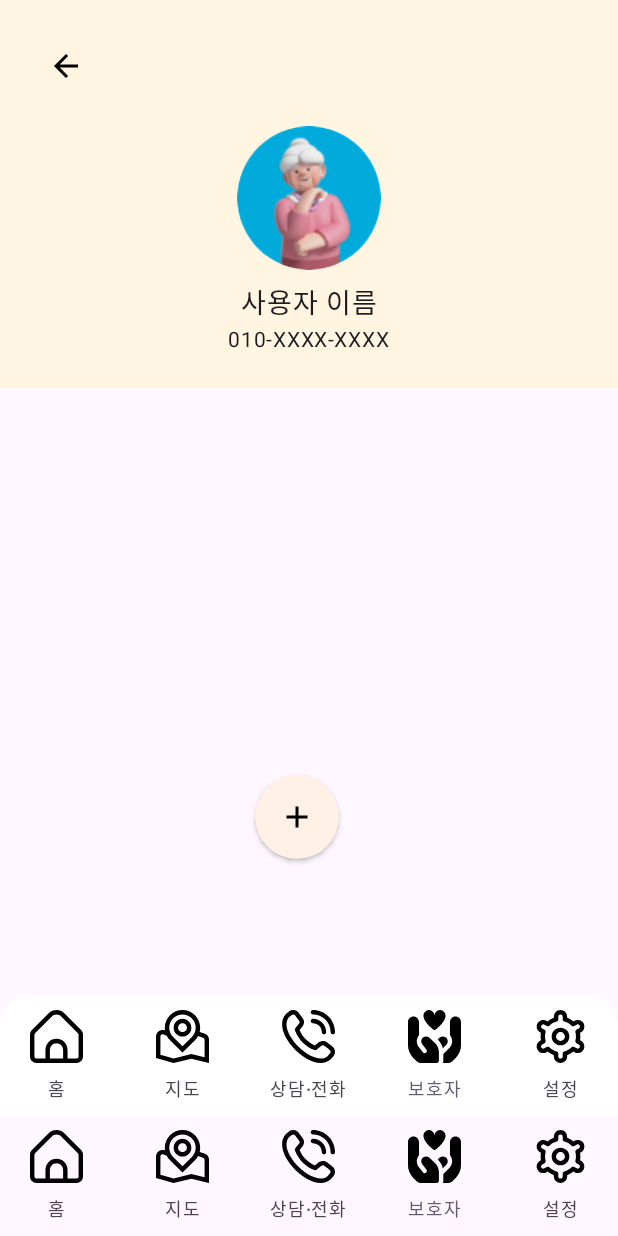
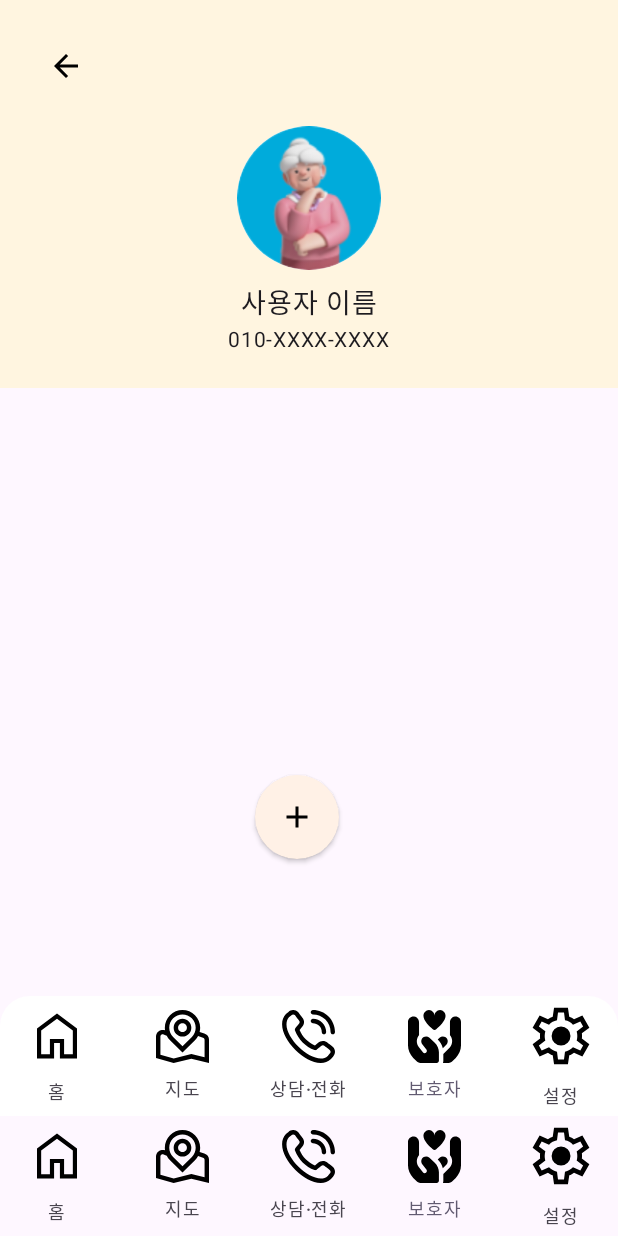
Before and after one commit to Mobile2-AlwaysBeWithYou/AlwaysBeWithyou, an Android app built with Jetpack Compose: the GuardianScreen screen opened through its navigation route, on a phone screen of 412 x 824 dp. Run offline under Robolectric (Android 15) with nearby library versions, the phone set to English and light mode, and no system bars; our stand-ins replace Firebase (no records; nobody signed in at launch, a user with empty details on screens opened directly), Timber.

Commit message:
nav-bar xml 파일 오류 수정

```diff
--- a/app/src/main/res/drawable/home.xml
+++ b/app/src/main/res/drawable/home.xml
@@ -1,9 +1,9 @@
 <vector xmlns:android="http://schemas.android.com/apk/res/android"
-    android:width="35dp"
-    android:height="35dp"
-    android:viewportWidth="24"
-    android:viewportHeight="24">
+    android:width="40dp"
+    android:height="40dp"
+    android:viewportWidth="960"
+    android:viewportHeight="960">
   <path
-      android:fillColor="#FF000000"
-      android:pathData="M23.121,9.069 L15.536,1.483a5.008,5.008 0,0 0,-7.072 0L0.879,9.069A2.978,2.978 0,0 0,0 11.19v9.817a3,3 0,0 0,3 3L21,24.007a3,3 0,0 0,3 -3L24,11.19A2.978,2.978 0,0 0,23.121 9.069ZM15,22.007L9,22.007L9,18.073a3,3 0,0 1,6 0ZM22,21.007a1,1 0,0 1,-1 1L17,22.007L17,18.073a5,5 0,0 0,-10 0v3.934L3,22.007a1,1 0,0 1,-1 -1L2,11.19a1.008,1.008 0,0 1,0.293 -0.707L9.878,2.9a3.008,3.008 0,0 1,4.244 0l7.585,7.586A1.008,1.008 0,0 1,22 11.19Z"/>
+      android:pathData="M226.67,773.33h140v-246.66h226.66v246.66h140v-380L480,203.33l-253.33,190v380ZM160,840v-480l320,-240 320,240v480L526.67,840v-246.67h-93.34L433.33,840L160,840ZM480,488Z"
+      android:fillColor="#000000"/>
 </vector>
--- a/app/src/main/res/drawable/home_selected.xml
+++ /dev/null
@@ -1,15 +0,0 @@
-<vector xmlns:android="http://schemas.android.com/apk/res/android"
-    android:width="35dp"
-    android:height="35dp"
-    android:viewportWidth="24"
-    android:viewportHeight="24">
-  <path
-      android:fillColor="#FF000000"
-      android:pathData="M256,319.84c-35.35,0 -64,28.65 -64,64v128h128v-128C320,348.49 291.35,319.84 256,319.84z"/>
-  <path
-      android:fillColor="#FF000000"
-      android:pathData="M362.67,383.84v128H448c35.35,0 64,-28.65 64,-64V253.26c0,-11.08 -4.3,-21.73 -12.01,-29.7l-181.29,-195.99c-31.99,-34.61 -85.98,-36.74 -120.59,-4.75c-1.64,1.52 -3.23,3.1 -4.75,4.75L12.4,223.5C4.45,231.5 -0,242.31 0,253.58v194.26c0,35.35 28.65,64 64,64h85.33v-128c0.4,-58.17 47.37,-105.68 104.07,-107.04C312.01,275.38 362.22,323.7 362.67,383.84z"/>
-  <path
-      android:fillColor="#FF000000"
-      android:pathData="M256,319.84c-35.35,0 -64,28.65 -64,64v128h128v-128C320,348.49 291.35,319.84 256,319.84z"/>
-</vector>
--- a/app/src/main/res/drawable/setting.xml
+++ b/app/src/main/res/drawable/setting.xml
@@ -1,12 +1,5 @@
-<vector xmlns:android="http://schemas.android.com/apk/res/android"
-    android:width="35dp"
-    android:height="35dp"
-    android:viewportWidth="24"
-    android:viewportHeight="24">
-  <path
-      android:fillColor="#FF000000"
-      android:pathData="M12,8a4,4 0,1 0,4 4A4,4 0,0 0,12 8ZM12,14a2,2 0,1 1,2 -2A2,2 0,0 1,12 14Z"/>
-  <path
-      android:fillColor="#FF000000"
-      android:pathData="M21.294,13.9l-0.444,-0.256a9.1,9.1 0,0 0,0 -3.29l0.444,-0.256a3,3 0,1 0,-3 -5.2l-0.445,0.257A8.977,8.977 0,0 0,15 3.513L15,3A3,3 0,0 0,9 3v0.513A8.977,8.977 0,0 0,6.152 5.159L5.705,4.9a3,3 0,0 0,-3 5.2l0.444,0.256a9.1,9.1 0,0 0,0 3.29l-0.444,0.256a3,3 0,1 0,3 5.2l0.445,-0.257A8.977,8.977 0,0 0,9 20.487L9,21a3,3 0,0 0,6 0v-0.513a8.977,8.977 0,0 0,2.848 -1.646l0.447,0.258a3,3 0,0 0,3 -5.2ZM18.746,10.124a7.048,7.048 0,0 1,0 3.75,1 1,0 0,0 0.464,1.133l1.084,0.626a1,1 0,0 1,-1 1.733l-1.086,-0.628a1,1 0,0 0,-1.215 0.165,6.984 6.984,0 0,1 -3.243,1.875 1,1 0,0 0,-0.751 0.969L12.999,21a1,1 0,0 1,-2 0L10.999,19.748a1,1 0,0 0,-0.751 -0.969A6.984,6.984 0,0 1,7.006 16.9a1,1 0,0 0,-1.215 -0.165l-1.084,0.627a1,1 0,1 1,-1 -1.732l1.084,-0.626a1,1 0,0 0,0.464 -1.133,7.048 7.048,0 0,1 0,-3.75A1,1 0,0 0,4.79 8.992L3.706,8.366a1,1 0,0 1,1 -1.733l1.086,0.628A1,1 0,0 0,7.006 7.1a6.984,6.984 0,0 1,3.243 -1.875A1,1 0,0 0,11 4.252L11,3a1,1 0,0 1,2 0L13,4.252a1,1 0,0 0,0.751 0.969A6.984,6.984 0,0 1,16.994 7.1a1,1 0,0 0,1.215 0.165l1.084,-0.627a1,1 0,1 1,1 1.732l-1.084,0.626A1,1 0,0 0,18.746 10.125Z"/>
+<vector xmlns:android="http://schemas.android.com/apk/res/android" android:height="45dp" android:viewportHeight="960" android:viewportWidth="960" android:width="45dp">
+
+    <path android:fillColor="#000000" android:pathData="m382,880 l-18.67,-126.67q-17,-6.33 -34.83,-16.66 -17.83,-10.34 -32.17,-21.67L178,767.67 79.33,595l106.34,-78.67q-1.67,-8.33 -2,-18.16 -0.34,-9.84 -0.34,-18.17 0,-8.33 0.34,-18.17 0.33,-9.83 2,-18.16L79.33,365 178,192.33 296.33,245q14.34,-11.33 32.34,-21.67 18,-10.33 34.66,-16L382,80h196l18.67,126.67q17,6.33 35.16,16.33 18.17,10 31.84,22L782,192.33 880.67,365l-106.34,77.33q1.67,9 2,18.84 0.34,9.83 0.34,18.83 0,9 -0.34,18.5Q776,508 774,517l106.33,78 -98.66,172.67 -118,-52.67q-14.34,11.33 -32,22 -17.67,10.67 -35,16.33L578,880L382,880ZM437.33,813.33h85l14,-110q32.34,-8 60.84,-24.5T649,639l103.67,44.33 39.66,-70.66L701,545q4.33,-16 6.67,-32.17Q710,496.67 710,480q0,-16.67 -2,-32.83 -2,-16.17 -7,-32.17l91.33,-67.67 -39.66,-70.66L649,321.33q-22.67,-25 -50.83,-41.83 -28.17,-16.83 -61.84,-22.83l-13.66,-110h-85l-14,110q-33,7.33 -61.5,23.83T311,321l-103.67,-44.33 -39.66,70.66L259,414.67Q254.67,431 252.33,447 250,463 250,480q0,16.67 2.33,32.67 2.34,16 6.67,32.33l-91.33,67.67 39.66,70.66L311,638.67q23.33,23.66 51.83,40.16 28.5,16.5 60.84,24.5l13.66,110ZM480.67,613.33q55.33,0 94.33,-39T614,480q0,-55.33 -39,-94.33t-94.33,-39q-55.67,0 -94.5,39 -38.84,39 -38.84,94.33t38.84,94.33q38.83,39 94.5,39ZM480,480Z"/>
+
 </vector>
--- a/app/src/main/res/drawable/setting_selected.xml
+++ b/app/src/main/res/drawable/setting_selected.xml
@@ -1,9 +1,9 @@
 <vector xmlns:android="http://schemas.android.com/apk/res/android"
-    android:width="35dp"
-    android:height="35dp"
-    android:viewportWidth="24"
-    android:viewportHeight="24">
+    android:width="40dp"
+    android:height="40dp"
+    android:viewportWidth="960"
+    android:viewportHeight="960">
   <path
-      android:fillColor="#FF000000"
-      android:pathData="M34.28,384c17.65,30.63 56.78,41.15 87.4,23.5c0.02,-0.01 0.04,-0.02 0.06,-0.04l9.49,-5.48c17.92,15.33 38.52,27.22 60.76,35.07V448c0,35.35 28.65,64 64,64s64,-28.65 64,-64v-10.94c22.24,-7.86 42.84,-19.77 60.76,-35.12l9.54,5.5c30.63,17.67 69.79,7.17 87.47,-23.47c17.67,-30.63 7.17,-69.79 -23.47,-87.47l0,0l-9.47,-5.46c4.26,-23.2 4.26,-46.99 0,-70.19l9.47,-5.46c30.63,-17.67 41.14,-56.83 23.47,-87.47c-17.67,-30.63 -56.83,-41.14 -87.47,-23.47l-9.49,5.48C362.86,94.64 342.25,82.77 320,74.94V64c0,-35.35 -28.65,-64 -64,-64s-64,28.65 -64,64v10.94c-22.24,7.86 -42.84,19.77 -60.76,35.12l-9.54,-5.53C91.07,86.86 51.91,97.37 34.24,128s-7.17,69.79 23.47,87.47l0,0l9.47,5.46c-4.26,23.2 -4.26,46.99 0,70.19l-9.47,5.46C27.16,314.3 16.69,353.38 34.28,384zM256,170.67c47.13,0 85.33,38.21 85.33,85.33S303.13,341.33 256,341.33S170.67,303.13 170.67,256S208.87,170.67 256,170.67z"/>
+      android:pathData="m382,880 l-18.67,-126.67q-17,-6.33 -34.83,-16.66 -17.83,-10.34 -32.17,-21.67L178,767.67 79.33,595l106.34,-78.67q-1.67,-8.33 -2,-18.16 -0.34,-9.84 -0.34,-18.17 0,-8.33 0.34,-18.17 0.33,-9.83 2,-18.16L79.33,365 178,192.33 296.33,245q14.34,-11.33 32.34,-21.67 18,-10.33 34.66,-16L382,80h196l18.67,126.67q17,6.33 35.16,16.33 18.17,10 31.84,22L782,192.33 880.67,365l-106.34,77.33q1.67,9 2,18.84 0.34,9.83 0.34,18.83 0,9 -0.34,18.5Q776,508 774,517l106.33,78 -98.66,172.67 -118,-52.67q-14.34,11.33 -32,22 -17.67,10.67 -35,16.33L578,880L382,880ZM480.67,613.33q55.33,0 94.33,-39T614,480q0,-55.33 -39,-94.33t-94.33,-39q-55.67,0 -94.5,39 -38.84,39 -38.84,94.33t38.84,94.33q38.83,39 94.5,39Z"
+      android:fillColor="#000000"/>
 </vector>
--- /dev/null
+++ b/app/src/main/res/xml/home_selected.xml
@@ -0,0 +1,3 @@
+<vector xmlns:android="http://schemas.android.com/apk/res/android" android:width="35dp" android:height="35dp" android:viewportWidth="24" android:viewportHeight="24">
+    <path android:fillColor="#000000" android:pathData="M23.121,9.069 L15.536,1.483a5.008,5.008 0,0 0,-7.072 0L0.879,9.069A2.978,2.978 0,0 0,0 11.19v9.817a3,3 0,0 0,3 3L21,24.007a3,3 0,0 0,3 -3L24,11.19A2.978,2.978 0,0 0,23.121 9.069ZM15,22.007L9,22.007L9,18.073a3,3 0,0 1,6 0ZM22,21.007a1,1 0,0 1,-1 1L17,22.007L17,18.073a5,5 0,0 0,-10 0v3.934L3,22.007a1,1 0,0 1,-1 -1L2,11.19a1.008,1.008 0,0 1,0.293 -0.707L9.878,2.9a3.008,3.008 0,0 1,4.244 0l7.585,7.586A1.008,1.008 0,0 1,22 11.19Z"/>
+</vector>
```
